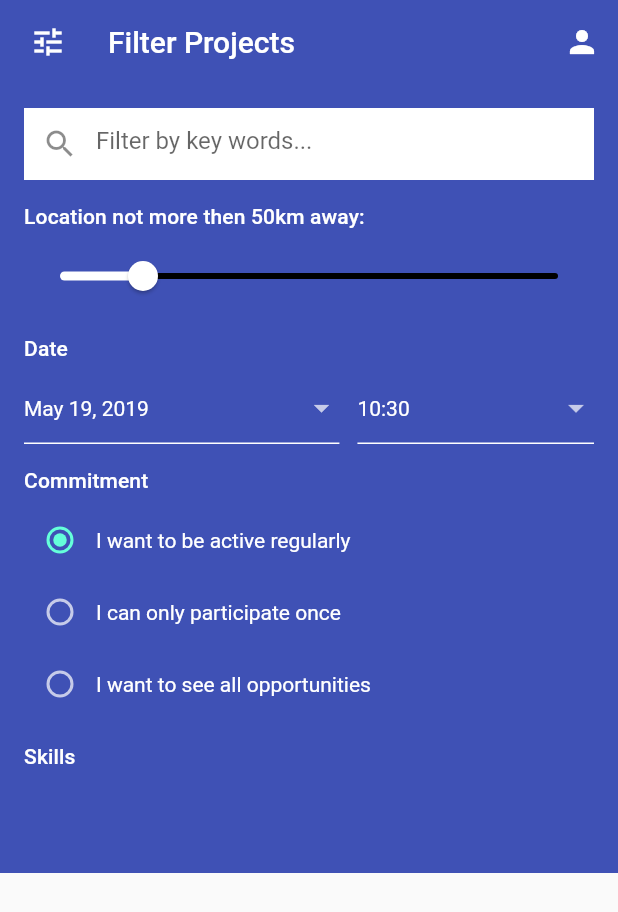
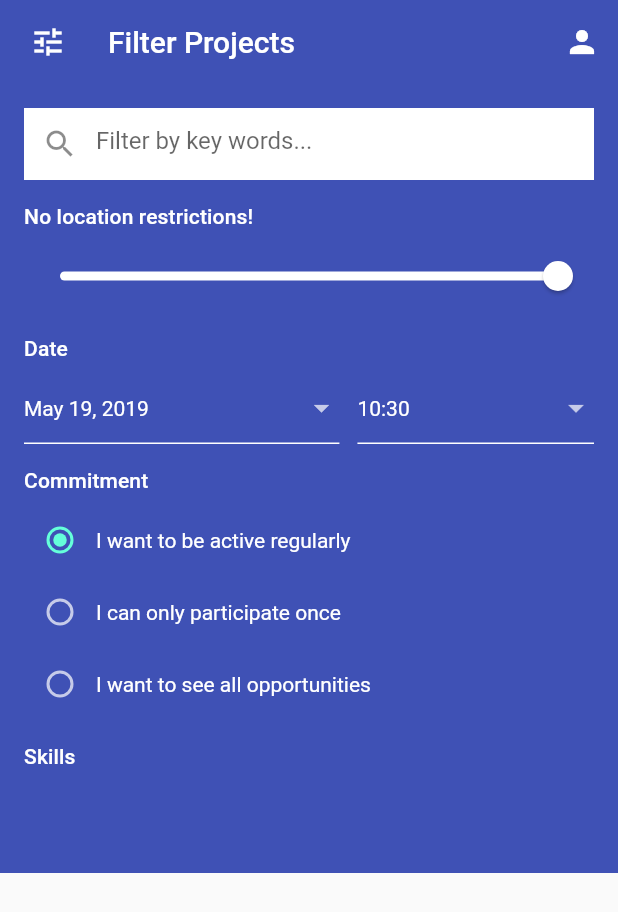
Before and after one commit to corinnaj/four_good, a Flutter app: the screen it shows after launch, after a tap on the "tune" icon, on a phone screen of 412 x 824 dp. Shown: the top 912 px of the screen. Run offline on Flutter 3.47's test engine with Material 2 defaults, Android fonts, the phone set to English and light mode, and no system bars; our stand-ins replace cloud_firestore, flushbar, flutter_map, font_awesome_flutter, latlong, rxdart and 1 more; accounts and stored records are empty.

Commit message:
add option to remove location filter

```diff
--- a/lib/backdrop_content.dart
+++ b/lib/backdrop_content.dart
@@ -69,7 +69,7 @@ class BackdropContent extends StatefulWidget {
 class _BackdropContentState extends State<BackdropContent> {
   int radioValue;
 
-  double _sliderValue = 50.0;
+  double _sliderValue = 300.0;
 
   @override
   void initState() {
@@ -233,7 +233,7 @@ class _BackdropContentState extends State<BackdropContent> {
                 ),*/
 
               _buildItem(
-                  'Location not more then ' + _sliderValue.toInt().toString() + 'km away:',
+                  (_sliderValue < 300.0) ? 'Location not more then ' + _sliderValue.toInt().toString() + 'km away:' : 'No location restrictions!',
                   Slider(
                       min: 0.0,
                       max: 300.0,
@@ -246,7 +246,10 @@ class _BackdropContentState extends State<BackdropContent> {
                           LatLng currentPosition = LatLng(52.394155, 13.132243);
                           Firestore.instance.collection('Projects').getDocuments().then((snapshot) {
                             snapshot.documents.forEach((doc) {
-                              if (doc.data['place'] == null)
+                              if (_sliderValue == 300.0) {
+                                doc.reference.updateData({'distanceVisibility': true});
+                              }
+                              else if (doc.data['place'] == null)
                                 doc.reference.updateData({'distanceVisibility': false});
                               else {
                                 Distance distance = new Distance();
```
